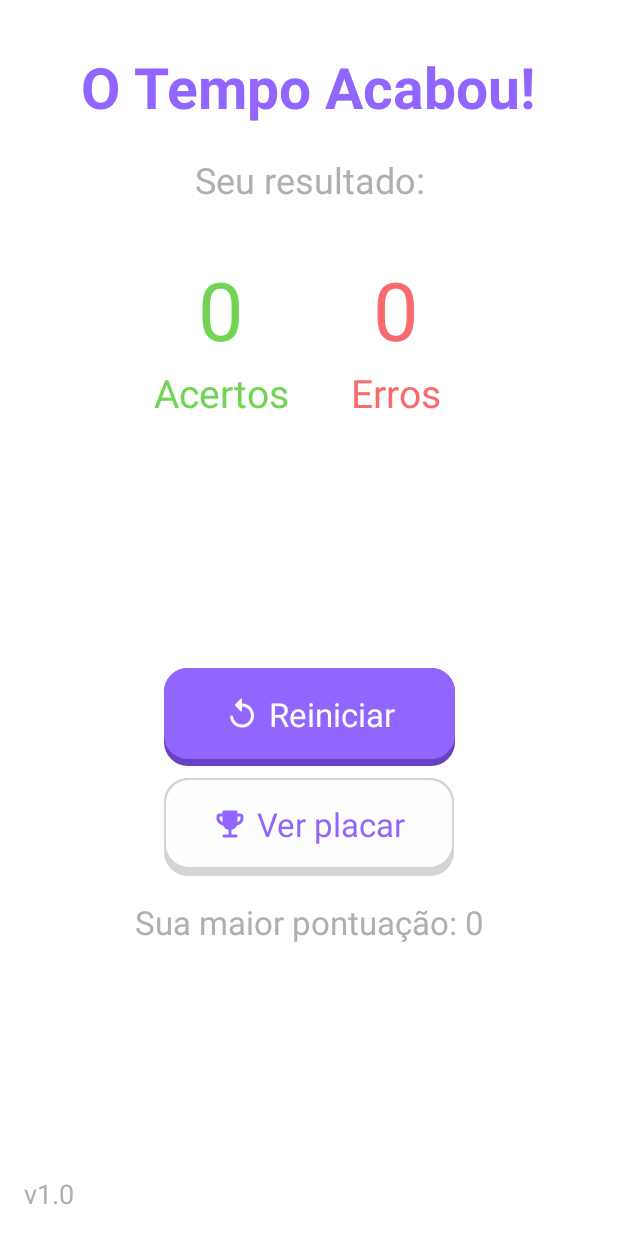
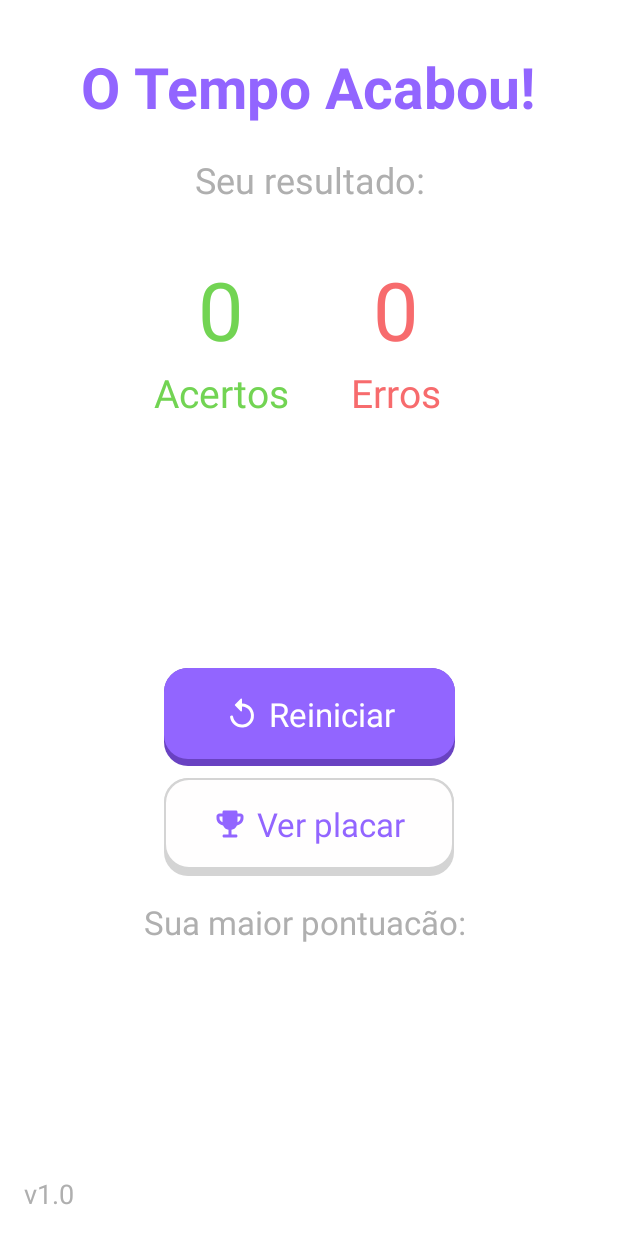
Before and after one commit to luizlealdev/tabuada-glecio-app, an Android app: the fragment RestartFragment placed in its activity, on a phone screen of 412 x 824 dp. Run offline under Robolectric (Android 15) with nearby library versions, the phone set to English and light mode, and no system bars; our stand-ins replace Firebase (no records; nobody signed in at launch, a user with empty details on screens opened directly), data binding; Roboto replaces fonts that are not available here; 3 statements that could not run were skipped.

Commit message:
feat: buttons and another features

```diff
--- a/app/src/main/java/dev/luizleal/tabuadaglecio/fragments/HomeFragment.kt
+++ b/app/src/main/java/dev/luizleal/tabuadaglecio/fragments/HomeFragment.kt
@@ -8,6 +8,7 @@ import android.view.ViewGroup
 import androidx.fragment.app.Fragment
 import androidx.navigation.findNavController
 import dev.luizleal.tabuadaglecio.R
+import dev.luizleal.tabuadaglecio.content.SecurityPreferences
 import dev.luizleal.tabuadaglecio.databinding.FragmentHomeBinding
 import dev.luizleal.tabuadaglecio.ui.LeaderboardActivity
 import dev.luizleal.tabuadaglecio.util.ViewUtils.Companion.setButtonPressedAnimation
@@ -23,18 +24,23 @@ class HomeFragment : Fragment(R.layout.fragment_home) {
         binding = FragmentHomeBinding.inflate(inflater, container, false)
         return binding.root
     }
+
     override fun onViewCreated(view: View, savedInstanceState: Bundle?) {
         super.onViewCreated(view, savedInstanceState)
 
         binding.buttonStart.setButtonPressedAnimation()
         binding.buttonViewLeaderboard.setButtonPressedAnimation()
 
-        binding.buttonStart.setOnClickListener {
-            it.findNavController().navigate(R.id.action_homeFragment_to_gameFragment)
-        }
-        binding.buttonViewLeaderboard.setOnClickListener {
-            val intent = Intent(requireContext(), LeaderboardActivity::class.java)
-            startActivity(intent)
+        binding.apply {
+            buttonStart.setOnClickListener {
+                it.findNavController().navigate(R.id.action_homeFragment_to_gameFragment)
+            }
+            buttonViewLeaderboard.setOnClickListener {
+                val intent = Intent(requireContext(), LeaderboardActivity::class.java)
+                startActivity(intent)
+            }
+            textMaxScore.text =
+                "Sua maior pontuação: ${SecurityPreferences(requireContext()).getString("maxScore")}"
         }
     }
 }
--- a/app/src/main/java/dev/luizleal/tabuadaglecio/fragments/RestartFragment.kt
+++ b/app/src/main/java/dev/luizleal/tabuadaglecio/fragments/RestartFragment.kt
@@ -1,15 +1,17 @@
 package dev.luizleal.tabuadaglecio.fragments
 
+import android.content.Intent
 import android.os.Bundle
-import androidx.fragment.app.Fragment
 import android.view.LayoutInflater
 import android.view.View
 import android.view.ViewGroup
-import androidx.navigation.NavArgs
+import androidx.fragment.app.Fragment
 import androidx.navigation.findNavController
 import androidx.navigation.fragment.navArgs
 import dev.luizleal.tabuadaglecio.R
+import dev.luizleal.tabuadaglecio.content.SecurityPreferences
 import dev.luizleal.tabuadaglecio.databinding.FragmentRestartBinding
+import dev.luizleal.tabuadaglecio.ui.LeaderboardActivity
 import dev.luizleal.tabuadaglecio.util.ViewUtils.Companion.setButtonPressedAnimation
 
 class RestartFragment : Fragment(R.layout.fragment_restart) {
@@ -29,16 +31,22 @@ class RestartFragment : Fragment(R.layout.fragment_restart) {
     override fun onViewCreated(view: View, savedInstanceState: Bundle?) {
         super.onViewCreated(view, savedInstanceState)
 
-        val startButton = binding.buttonStart
-        val viewLeaderboardButton = binding.buttonStart
-
-        startButton.setButtonPressedAnimation()
-        viewLeaderboardButton.setButtonPressedAnimation()
-
         setScore()
 
-        startButton.setOnClickListener {
-            it.findNavController().popBackStack(R.id.gameFragment, false)
+        binding.apply {
+            buttonRestart.setButtonPressedAnimation()
+            buttonViewLeaderboard.setButtonPressedAnimation()
+
+            buttonRestart.setOnClickListener {
+                it.findNavController().popBackStack(R.id.gameFragment, false)
+            }
+            buttonViewLeaderboard.setOnClickListener {
+                val intent = Intent(requireContext(), LeaderboardActivity::class.java)
+                startActivity(intent)
+            }
+
+            textMaxScore.text =
+                "Sua maior pontuacão: ${SecurityPreferences(requireContext()).getString("maxScore")}"
         }
     }
 
--- a/app/src/main/res/layout/fragment_home.xml
+++ b/app/src/main/res/layout/fragment_home.xml
@@ -86,6 +86,7 @@
             app:layout_constraintTop_toBottomOf="@id/button_start" />
 
         <TextView
+            android:id="@+id/text_max_score"
             android:layout_width="wrap_content"
             android:layout_height="wrap_content"
             android:text="@string/sua_maior_pontua_o_0"
--- a/app/src/main/res/layout/fragment_restart.xml
+++ b/app/src/main/res/layout/fragment_restart.xml
@@ -92,7 +92,7 @@
             app:layout_constraintTop_toBottomOf="@id/text_count_wrong" />
 
         <TextView
-            android:id="@+id/button_start"
+            android:id="@+id/button_restart"
             android:layout_width="wrap_content"
             android:layout_height="wrap_content"
             android:background="@drawable/primary_chip_view_selector"
@@ -130,14 +130,15 @@
             app:drawableTint="@color/primary"
             app:layout_constraintEnd_toEndOf="parent"
             app:layout_constraintStart_toStartOf="parent"
-            app:layout_constraintTop_toBottomOf="@id/button_start" />
+            app:layout_constraintTop_toBottomOf="@id/button_restart" />
 
         <TextView
+            android:id="@+id/text_max_score"
             android:layout_width="wrap_content"
             android:layout_height="wrap_content"
             android:layout_marginTop="16dp"
             android:fontFamily="@font/fredoka_one"
-            android:text="Sua maior pontuação: 0"
+            android:text="@string/sua_maior_pontua_o_0"
             android:textColor="@color/textColorSecondary"
             android:textSize="22sp"
             app:layout_constraintEnd_toEndOf="@id/button_view_leaderboard"
```
Also changed, not shown: app/src/main/java/dev/luizleal/tabuadaglecio/fragments/GameFragment.kt (+11 -2 lines), app/src/main/res/layout/activity_leaderboard.xml (+12 -0 lines), app/src/main/res/values/strings.xml (+1 -38 lines).
